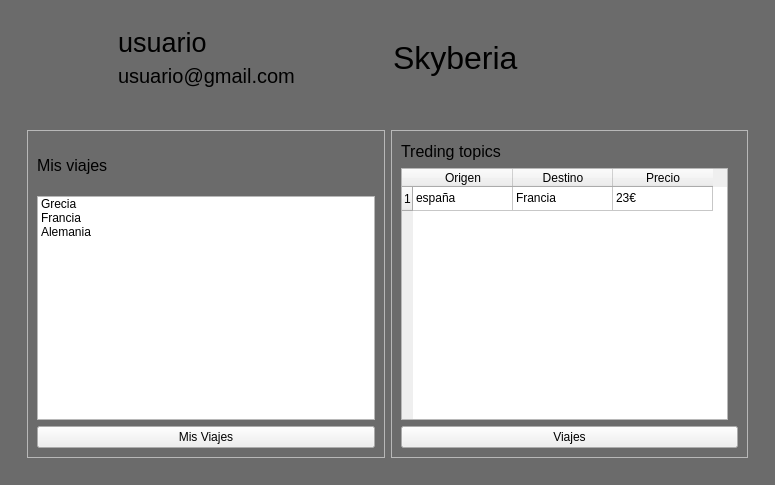
Above: menu.ui from ilopjim13/PersistenciaDatos_PyQT before the change. Below: the same form after it.
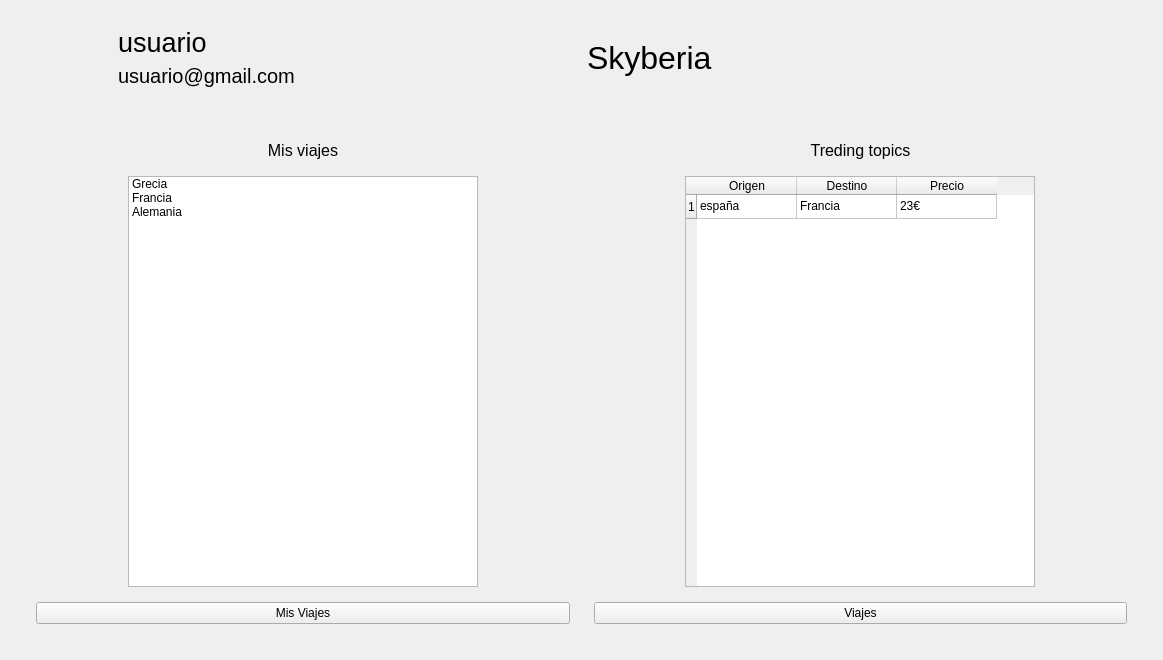
That is the form after the change. Icons and pictures are not drawn.

Commit message: ui terminada menu

What changed in the file:
```diff
--- a/menu.ui
+++ b/menu.ui
@@ -6,8 +6,8 @@
    <rect>
     <x>0</x>
     <y>0</y>
-    <width>775</width>
-    <height>485</height>
+    <width>1163</width>
+    <height>660</height>
    </rect>
   </property>
   <property name="minimumSize">
@@ -55,7 +55,10 @@
    </property>
    <property name="styleSheet">
     <string notr="true">#principal{
-background-color:#6b6b6b
+background-image: url(:/icons/recursos/media/fondo.jpg);
+background-repeat: no-repeat;
+background-position: center;
+background-attachment: fixed;
 }</string>
    </property>
    <layout class="QVBoxLayout" name="verticalLayout">
@@ -215,26 +218,20 @@
          </property>
          <layout class="QHBoxLayout" name="horizontalLayout_2">
           <item>
-           <widget class="QFrame" name="QFMisViajes">
+           <widget class="QWidget" name="QFMisViajes" native="true">
             <property name="sizePolicy">
              <sizepolicy hsizetype="Preferred" vsizetype="Preferred">
               <horstretch>1</horstretch>
               <verstretch>0</verstretch>
              </sizepolicy>
             </property>
-            <property name="frameShape">
-             <enum>QFrame::Shape::StyledPanel</enum>
-            </property>
-            <property name="frameShadow">
-             <enum>QFrame::Shadow::Raised</enum>
-            </property>
             <layout class="QVBoxLayout" name="verticalLayout_4">
              <item>
               <widget class="QLabel" name="QLMisViajes">
                <property name="maximumSize">
                 <size>
                  <width>16777215</width>
-                 <height>50</height>
+                 <height>22</height>
                 </size>
                </property>
                <property name="font">
@@ -246,8 +243,14 @@
                <property name="text">
                 <string>Mis viajes</string>
                </property>
+               <property name="alignment">
+                <set>Qt::AlignmentFlag::AlignCenter</set>
+               </property>
               </widget>
              </item>
+             <item>
+              <widget class="QWidget" name="widget_2" native="true">
+               <layout class="QHBoxLayout" name="horizontalLayout_4">
              <item>
               <widget class="QListWidget" name="QTredingTopics">
                <property name="sizePolicy">
@@ -258,7 +261,7 @@
                </property>
                <property name="maximumSize">
                 <size>
-                 <width>16777215</width>
+                    <width>350</width>
                  <height>16777215</height>
                 </size>
                </property>
@@ -279,6 +282,9 @@
                </item>
               </widget>
              </item>
+               </layout>
+              </widget>
+             </item>
              <item>
               <widget class="QPushButton" name="BMisViajes">
                <property name="text">
@@ -290,18 +296,15 @@
            </widget>
           </item>
           <item>
-           <widget class="QFrame" name="QFTredingTopics">
+           <widget class="QWidget" name="QFTredingTopics" native="true">
             <property name="sizePolicy">
              <sizepolicy hsizetype="Preferred" vsizetype="Preferred">
               <horstretch>1</horstretch>
               <verstretch>0</verstretch>
              </sizepolicy>
             </property>
-            <property name="frameShape">
-             <enum>QFrame::Shape::StyledPanel</enum>
-            </property>
-            <property name="frameShadow">
-             <enum>QFrame::Shadow::Raised</enum>
+            <property name="acceptDrops">
+             <bool>false</bool>
             </property>
             <layout class="QVBoxLayout" name="verticalLayout_5">
              <item>
@@ -321,12 +324,30 @@
                <property name="text">
                 <string>Treding topics</string>
                </property>
+               <property name="alignment">
+                <set>Qt::AlignmentFlag::AlignCenter</set>
+               </property>
                <property name="indent">
                 <number>-1</number>
                </property>
               </widget>
              </item>
              <item>
+              <widget class="QWidget" name="widget" native="true">
+               <property name="sizePolicy">
+                <sizepolicy hsizetype="Ignored" vsizetype="Preferred">
+                 <horstretch>0</horstretch>
+                 <verstretch>0</verstretch>
+                </sizepolicy>
+               </property>
+               <property name="maximumSize">
+                <size>
+                 <width>16777215</width>
+                 <height>16777215</height>
+                </size>
+               </property>
+               <layout class="QHBoxLayout" name="horizontalLayout_3">
+                <item>
               <widget class="QTableWidget" name="tableWidget">
                <property name="sizePolicy">
                 <sizepolicy hsizetype="Fixed" vsizetype="Preferred">
@@ -340,12 +361,21 @@
                  <height>0</height>
                 </size>
                </property>
+                  <property name="maximumSize">
+                   <size>
+                    <width>350</width>
+                    <height>16777215</height>
+                   </size>
+                  </property>
                <property name="contextMenuPolicy">
                 <enum>Qt::ContextMenuPolicy::DefaultContextMenu</enum>
                </property>
                <property name="acceptDrops">
                 <bool>false</bool>
                </property>
+                  <property name="layoutDirection">
+                   <enum>Qt::LayoutDirection::LeftToRight</enum>
+                  </property>
                <property name="frameShadow">
                 <enum>QFrame::Shadow::Sunken</enum>
                </property>
@@ -410,6 +440,9 @@
                  <string>23€</string>
                 </property>
                </item>
+                 </widget>
+                </item>
+               </layout>
               </widget>
              </item>
              <item>
```
Lines whose indentation alone changed are shown as unchanged. The commit also changes 5 other files.
